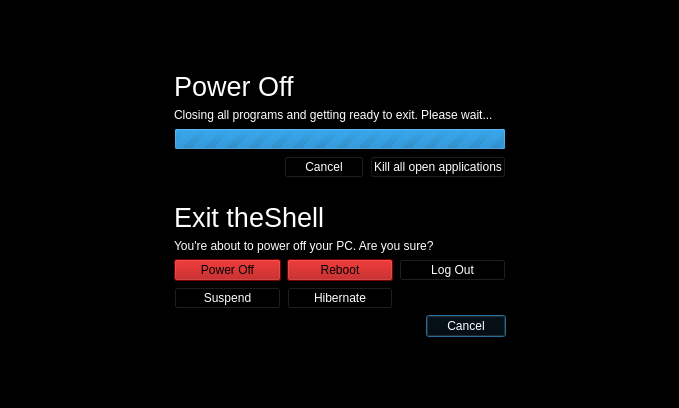
vicr123/theshell, file endsessionwait.ui: the form before one commit.
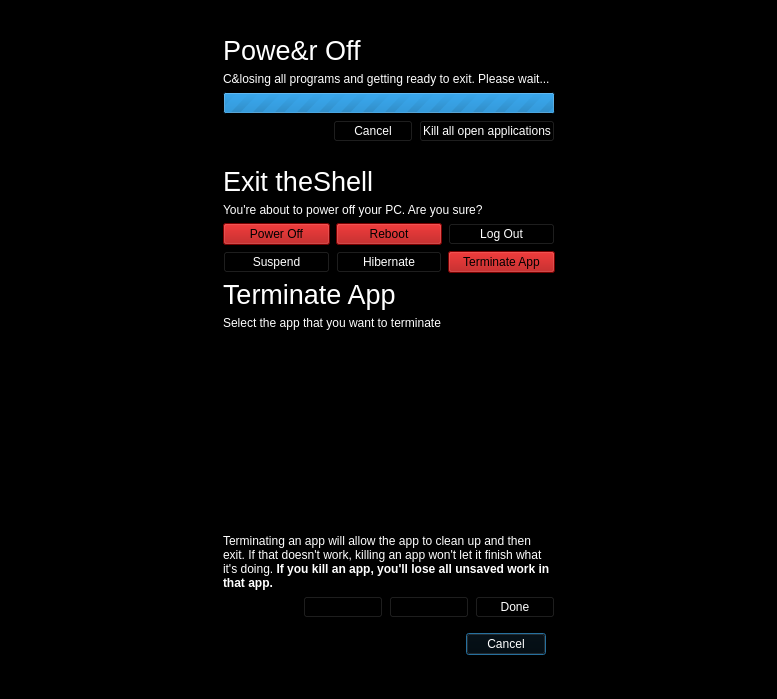
The form after the commit. Icons and pictures are not drawn.

Commit message: Terminate apps, add hotkeys, settings UI, use Xlib to get open windows

Patch:
```diff
--- a/endsessionwait.ui
+++ b/endsessionwait.ui
@@ -6,8 +6,8 @@
    <rect>
     <x>0</x>
     <y>0</y>
-    <width>679</width>
-    <height>408</height>
+    <width>777</width>
+    <height>699</height>
    </rect>
   </property>
   <property name="palette">
@@ -509,14 +509,14 @@
             </font>
            </property>
            <property name="text">
-            <string>Power Off</string>
+            <string>Powe&amp;r Off</string>
            </property>
           </widget>
          </item>
          <item>
           <widget class="QLabel" name="label_2">
            <property name="text">
-            <string>Closing all programs and getting ready to exit. Please wait...</string>
+            <string>C&amp;losing all programs and getting ready to exit. Please wait...</string>
            </property>
           </widget>
          </item>
@@ -581,6 +581,36 @@
          <enum>QFrame::Raised</enum>
         </property>
         <layout class="QVBoxLayout" name="verticalLayout_3">
+         <property name="sizeConstraint">
+          <enum>QLayout::SetMinimumSize</enum>
+         </property>
+         <item>
+          <widget class="QFrame" name="ExitFrameTop">
+           <property name="sizePolicy">
+            <sizepolicy hsizetype="Preferred" vsizetype="Preferred">
+             <horstretch>0</horstretch>
+             <verstretch>0</verstretch>
+            </sizepolicy>
+           </property>
+           <property name="frameShape">
+            <enum>QFrame::NoFrame</enum>
+           </property>
+           <property name="frameShadow">
+            <enum>QFrame::Raised</enum>
+           </property>
+           <layout class="QVBoxLayout" name="verticalLayout_5">
+            <property name="leftMargin">
+             <number>0</number>
+            </property>
+            <property name="topMargin">
+             <number>0</number>
+            </property>
+            <property name="rightMargin">
+             <number>0</number>
+            </property>
+            <property name="bottomMargin">
+             <number>0</number>
+            </property>
          <item>
           <widget class="QLabel" name="label_3">
            <property name="font">
@@ -661,9 +691,160 @@
              </property>
             </widget>
            </item>
-          </layout>
-         </item>
+              <item row="1" column="2">
+               <widget class="QPushButton" name="terminateApp">
+                <property name="styleSheet">
+                 <string notr="true">background-color: #A00;</string>
+                </property>
+                <property name="text">
+                 <string>Terminate App</string>
+                </property>
+                <property name="icon">
+                 <iconset theme="window-close"/>
+                </property>
+               </widget>
+              </item>
+             </layout>
+            </item>
+           </layout>
+          </widget>
+         </item>
          <item>
+          <widget class="QFrame" name="terminateAppFrame">
+           <property name="sizePolicy">
+            <sizepolicy hsizetype="Preferred" vsizetype="Ignored">
+             <horstretch>0</horstretch>
+             <verstretch>0</verstretch>
+            </sizepolicy>
+           </property>
+           <property name="frameShape">
+            <enum>QFrame::NoFrame</enum>
+           </property>
+           <property name="frameShadow">
+            <enum>QFrame::Raised</enum>
+           </property>
+           <layout class="QVBoxLayout" name="verticalLayout_4">
+            <property name="leftMargin">
+             <number>0</number>
+            </property>
+            <property name="topMargin">
+             <number>0</number>
+            </property>
+            <property name="rightMargin">
+             <number>0</number>
+            </property>
+            <property name="bottomMargin">
+             <number>0</number>
+            </property>
+            <item>
+             <widget class="QLabel" name="label_5">
+              <property name="font">
+               <font>
+                <pointsize>20</pointsize>
+               </font>
+              </property>
+              <property name="text">
+               <string>Terminate App</string>
+              </property>
+              <property name="buddy">
+               <cstring></cstring>
+              </property>
+             </widget>
+            </item>
+            <item>
+             <widget class="QLabel" name="label_6">
+              <property name="text">
+               <string>Select the app that you want to terminate</string>
+              </property>
+              <property name="buddy">
+               <cstring></cstring>
+              </property>
+             </widget>
+            </item>
+            <item>
+             <widget class="QListWidget" name="listWidget">
+              <property name="sizePolicy">
+               <sizepolicy hsizetype="Expanding" vsizetype="Expanding">
+                <horstretch>0</horstretch>
+                <verstretch>0</verstretch>
+               </sizepolicy>
+              </property>
+             </widget>
+            </item>
+            <item>
+             <widget class="QLabel" name="label_8">
+              <property name="text">
+               <string>&lt;html&gt;&lt;head/&gt;&lt;body&gt;&lt;p&gt;Terminating an app will allow the app to clean up and then exit. If that doesn't work, killing an app won't let it finish what it's doing. &lt;span style=&quot; font-weight:600;&quot;&gt;If you kill an app, you'll lose all unsaved work in that app.&lt;/span&gt;&lt;/p&gt;&lt;/body&gt;&lt;/html&gt;</string>
+              </property>
+              <property name="wordWrap">
+               <bool>true</bool>
+              </property>
+             </widget>
+            </item>
+            <item>
+             <layout class="QHBoxLayout" name="horizontalLayout_3">
+              <item>
+               <spacer name="horizontalSpacer_5">
+                <property name="orientation">
+                 <enum>Qt::Horizontal</enum>
+                </property>
+                <property name="sizeHint" stdset="0">
+                 <size>
+                  <width>40</width>
+                  <height>20</height>
+                 </size>
+                </property>
+               </spacer>
+              </item>
+              <item>
+               <widget class="QPushButton" name="pushButton_5">
+                <property name="enabled">
+                 <bool>false</bool>
+                </property>
+                <property name="text">
+                 <string>Terminate</string>
+                </property>
+                <property name="icon">
+                 <iconset theme="window-close"/>
+                </property>
+               </widget>
+              </item>
+              <item>
+               <widget class="QPushButton" name="pushButton_4">
+                <property name="enabled">
+                 <bool>false</bool>
+                </property>
+                <property name="text">
+                 <string>Kill</string>
+                </property>
+                <property name="icon">
+                 <iconset theme="window-close"/>
+                </property>
+               </widget>
+              </item>
+              <item>
+               <widget class="QPushButton" name="exitTerminate">
+                <property name="text">
+                 <string>Done</string>
+                </property>
+                <property name="icon">
+                 <iconset theme="dialog-ok"/>
+                </property>
+               </widget>
+              </item>
+             </layout>
+            </item>
+           </layout>
+          </widget>
+         </item>
+         <item>
+          <widget class="QFrame" name="ExitFrameBottom">
+           <property name="sizePolicy">
+            <sizepolicy hsizetype="Preferred" vsizetype="Preferred">
+             <horstretch>0</horstretch>
+             <verstretch>0</verstretch>
+            </sizepolicy>
+           </property>
           <layout class="QHBoxLayout" name="horizontalLayout_2">
            <item>
             <spacer name="horizontalSpacer_4">
@@ -693,6 +874,7 @@
             </widget>
            </item>
           </layout>
+          </widget>
          </item>
         </layout>
        </widget>
```
Left out of the diff: 12 changed lines with no effect on the pictures. Lines whose indentation alone changed are shown as unchanged. The commit also changes 16 other files.
